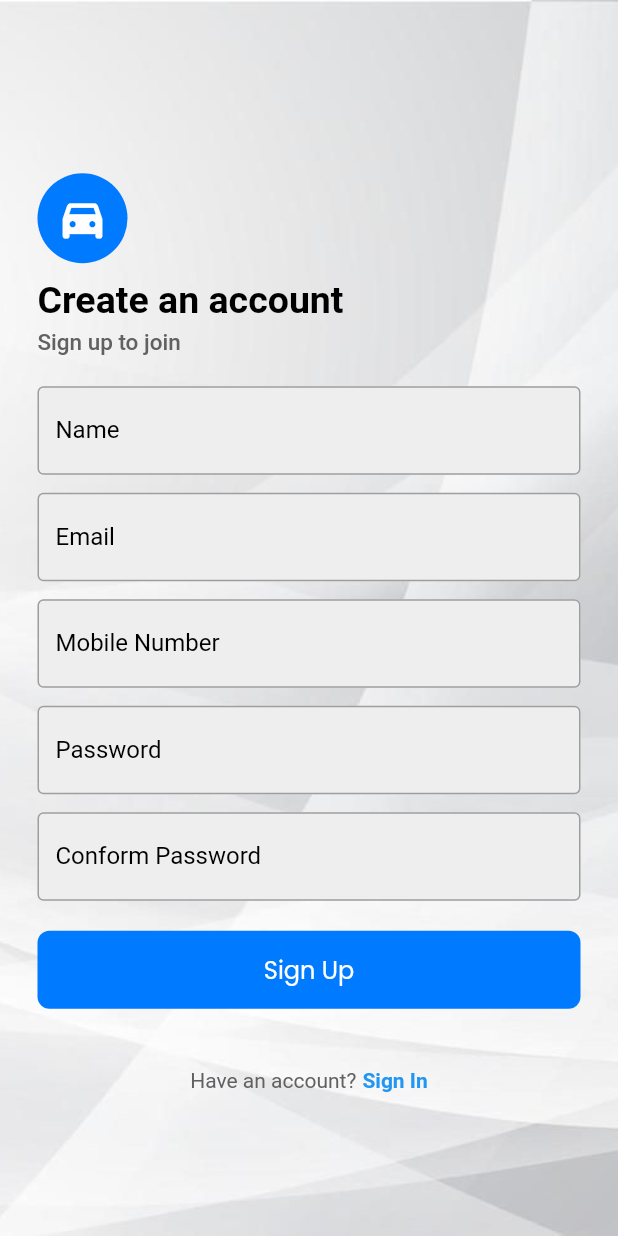
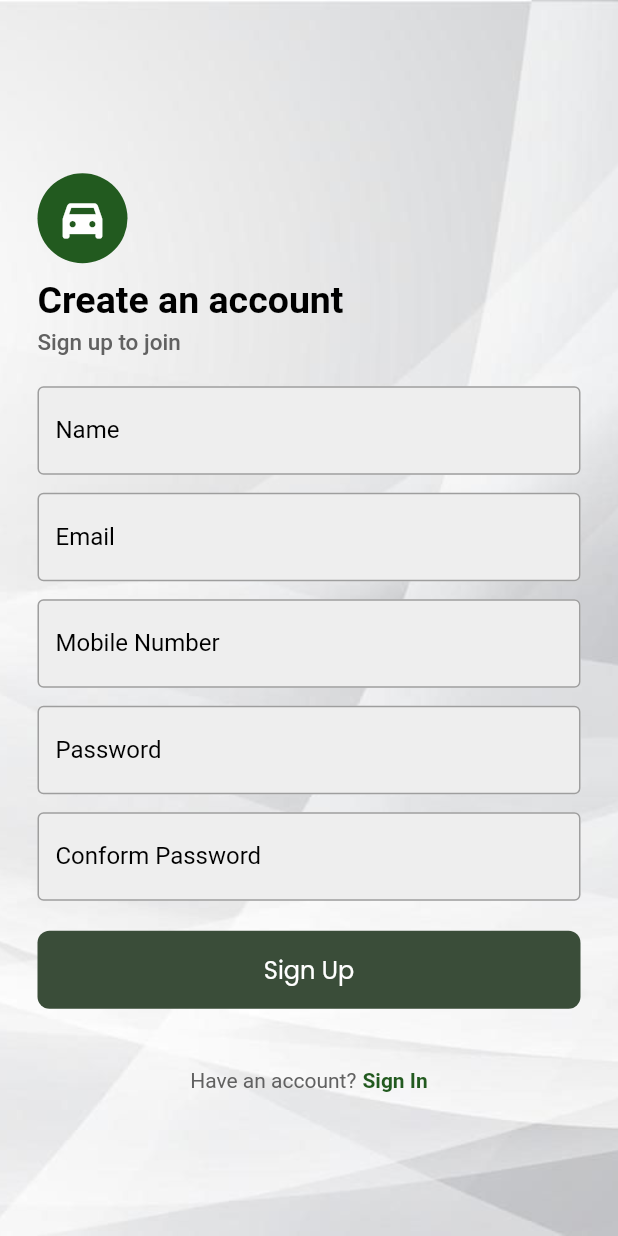
Before and after one commit to yaseeeeeeeeeeen/carnova, a Flutter app: the SignupScreen screen opened directly, on a phone screen of 412 x 824 dp. Run offline on Flutter 3.47's test engine with Material 2 defaults, Android fonts, the phone set to English and light mode, and no system bars; our stand-ins replace animated_custom_dropdown, bloc, contained_tab_bar_view, dotted_border, flutter_bloc, flutter_svg and 5 more; missing offline and left inert: advance_animated_progress_indicator; accounts and stored records are empty.

Commit message:
27-Before-review

```diff
--- a/lib/resources/constants/colors.dart
+++ b/lib/resources/constants/colors.dart
@@ -1,10 +1,11 @@
-import 'package:flutter/cupertino.dart';
+
 import 'package:flutter/material.dart';
 
 Color mainColorH = Colors.white;
-Color secondColorH = CupertinoColors.activeBlue;
+// Color secondColorH = CupertinoColors.activeBlue;
+Color secondColorH =Color.fromARGB(255, 34, 90, 31);
 Color thirdColorH = Colors.black;
 Color bottomNavColorH = const Color.fromARGB(255, 58, 77, 57);
 
-Color appbarColorH =  const Color.fromARGB(255, 58, 77, 57);
-Color buttonColorsH = CupertinoColors.activeBlue;
+Color appbarColorH = const Color.fromARGB(255, 58, 77, 57);
+Color buttonColorsH = const Color.fromARGB(255, 58, 77, 57);
--- a/lib/view/login_and_signup/signup_otp.dart
+++ b/lib/view/login_and_signup/signup_otp.dart
@@ -51,7 +51,7 @@ class SignupOtpScreen extends StatelessWidget {
                               height: 60,
                               width: 60,
                               decoration: BoxDecoration(
-                                color: Colors.blue,
+                                color: secondColorH,
                                 borderRadius: BorderRadius.circular(30),
                               ),
                               child: Center(
--- a/lib/view/login_and_signup/signup_screen.dart
+++ b/lib/view/login_and_signup/signup_screen.dart
@@ -57,7 +57,7 @@ class SignupScreen extends StatelessWidget {
                                   child: Center(
                                       child: Icon(
                                     color: mainColorH,
-                              Icons.directions_car_filled,
+                                    Icons.directions_car_filled,
                                     size: 35,
                                   )),
                                 ),
@@ -111,7 +111,7 @@ class SignupScreen extends StatelessWidget {
                                     validations.passwordValidations(p0),
                                 controller: passwordController,
                                 hintText: 'Password',
-                                obscureText: false,
+                                obscureText: true,
                               ),
                               const SizedBox(height: 12),
                               MyTextField(
@@ -120,7 +120,7 @@ class SignupScreen extends StatelessWidget {
                                         p0, passwordController.text),
                                 controller: conformpasswordController,
                                 hintText: 'Conform Password',
-                                obscureText: false,
+                                obscureText: true,
                               ),
                               const SizedBox(height: 20),
                               BlocConsumer<SignupBloc, SignupBlocState>(
@@ -170,10 +170,10 @@ class SignupScreen extends StatelessWidget {
                                       onTap: () {
                                         Navigator.of(context).pop();
                                       },
-                                      child: const Text(
+                                      child: Text(
                                         'Sign In',
                                         style: TextStyle(
-                                          color: Colors.blue,
+                                          color: secondColorH,
                                           fontWeight: FontWeight.bold,
                                         ),
                                       ),
--- a/lib/view/document_upload.dart
+++ b/lib/view/vehicles_screen/document_upload.dart
@@ -12,6 +12,7 @@ import 'package:second_project/modals/vehicle_add_modal.dart';
 import 'package:second_project/resources/components/custom_button.dart';
 import 'package:second_project/utils/appbar.dart';
 import 'package:second_project/utils/custom_navbar.dart';
+import 'package:second_project/utils/notice_box.dart';
 import 'package:second_project/utils/snackbar.dart';
 
 // ignore: must_be_immutable
@@ -154,6 +155,8 @@ class DocumetUpload extends StatelessWidget {
                       MaterialPageRoute(
                           builder: (context) => const ScreenParant()),
                       (route) => false);
+                  AlertBoxes()
+                      .showSuccessDialog(context, 'Vehicle Added successful');
                 } else if (state is DocumentUploadFailedState) {
                   customSnackbar(context, false, "Upload Your Vehicle RC");
                 } else {
--- a/lib/view/vehicles_screen/vehicle_add2.dart
+++ b/lib/view/vehicles_screen/vehicle_add2.dart
@@ -11,7 +11,7 @@ import 'package:second_project/resources/components/custom_textfield2.dart';
 import 'package:second_project/resources/components/drop_down.dart';
 import 'package:second_project/utils/appbar.dart';
 import 'package:second_project/utils/snackbar.dart';
-import 'package:second_project/view/document_upload.dart';
+import 'package:second_project/view/vehicles_screen/document_upload.dart';
 import 'package:second_project/view/login_and_signup/login_screen.dart';
 
 // ignore: must_be_immutable
@@ -72,7 +72,7 @@ class AddVehicle2 extends StatelessWidget {
                           margin: const EdgeInsets.only(top: 10, bottom: 10),
                           decoration: BoxDecoration(
                               image: DecorationImage(
-                                  image: AssetImage(image.bg2),
+                                  image: AssetImage(image.bg1),
                                   fit: BoxFit.cover),
                               color: Colors.black26,
                               borderRadius: BorderRadius.circular(10)),
```
Also changed, not shown: lib/resources/api_urls/host_url.dart (+6 -6 lines), lib/utils/notice_box.dart (added, +69 -0 lines).
